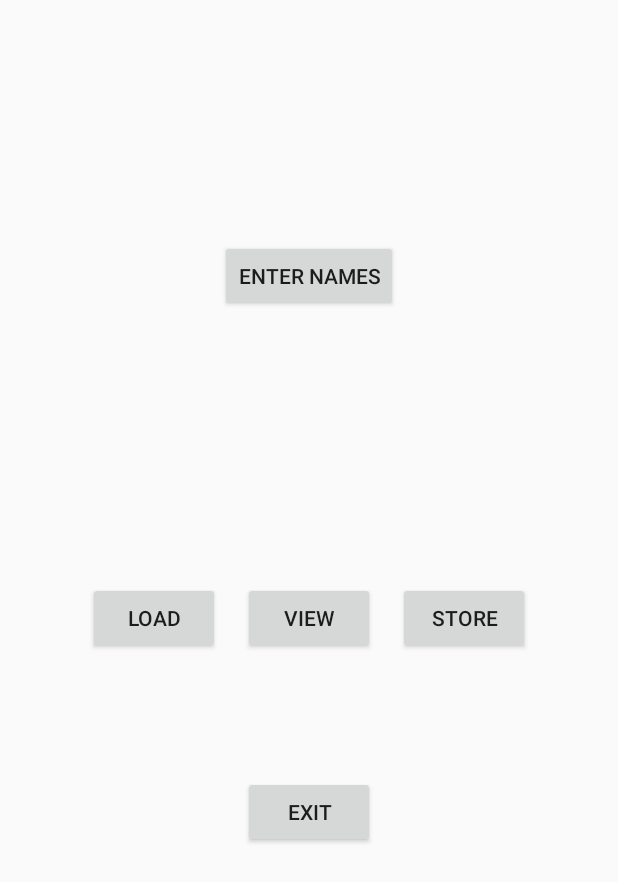
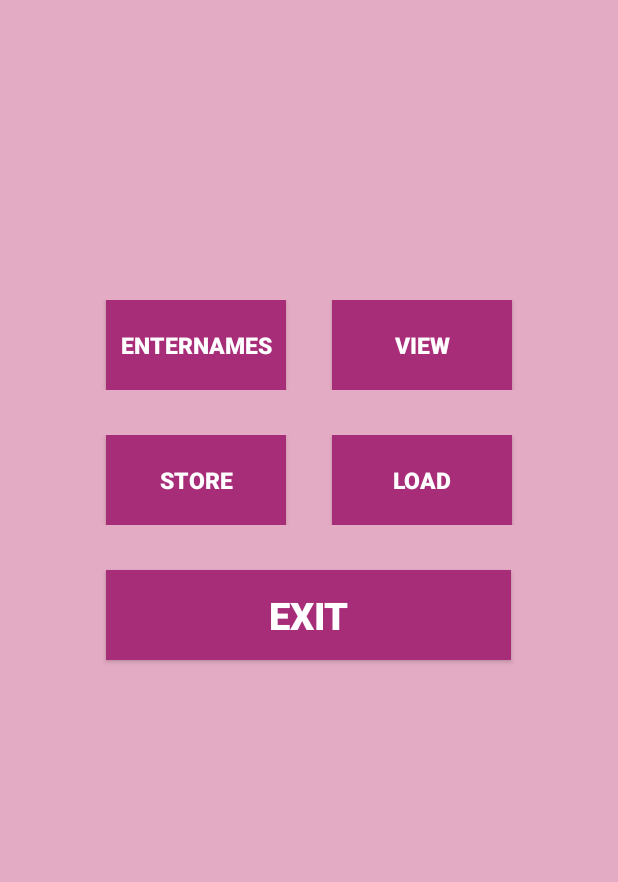
Before and after one commit to lxy0425/UIAssignment2, an Android app: the screen it shows after launch (MainActivity), on a phone screen of 412 x 824 dp. Shown: the top 882 px of the screen. Run offline under Robolectric (Android 15) with nearby library versions, the phone set to English and light mode, and no system bars.

```diff
--- a/app/src/main/java/com/example/apple/processfile/People.java
+++ b/app/src/main/java/com/example/apple/processfile/People.java
@@ -1,9 +1,11 @@
 package com.example.apple.processfile;
+
+import java.io.Serializable;
 
 /**
  * Created by apple on 15-01-07.
  */
-public class People {
+public class People implements Serializable{
     String name;
     int age;
     String food;
--- a/app/src/main/java/com/example/apple/processfile/StoreFragment.java
+++ b/app/src/main/java/com/example/apple/processfile/StoreFragment.java
@@ -9,6 +9,7 @@ import android.view.View;
 import android.view.ViewGroup;
 import android.widget.Button;
 import android.widget.EditText;
+import android.widget.Toast;
 
 /**
  * Created by apple on 15-01-07.
@@ -36,6 +37,7 @@ public class StoreFragment extends Fragment implements View.OnClickListener{
             case R.id.save:
                 ((MainActivity)getActivity()).writePeople(((MainActivity)(getActivity())).getTempList(),editText.getText().toString());
                 ((MainActivity)getActivity()).setIfSaved(true);
+                Toast.makeText(getActivity(),"The file has been saved!",Toast.LENGTH_SHORT).show();
                 break;
             case R.id.back_in_store:
                 FragmentTransaction fragmentTransaction = fragmentManager.beginTransaction();
--- a/app/src/main/res/layout/start.xml
+++ b/app/src/main/res/layout/start.xml
@@ -1,51 +1,74 @@
 <RelativeLayout xmlns:android="http://schemas.android.com/apk/res/android"
     android:layout_width="match_parent"
-    android:layout_height="match_parent">
-
+    android:layout_height="match_parent"
+    android:background="#ffe4acc4">
+    <LinearLayout
+        android:layout_width="match_parent"
+        android:layout_height="wrap_content"
+        android:orientation="horizontal"
+        android:gravity="center_horizontal"
+        android:id="@+id/top_button"
+        android:layout_marginTop="200sp">
+        <Button
+            android:layout_width="120sp"
+            android:layout_height="60sp"
+            android:text="EnterNames"
+            android:textColor="#FFFFFF"
+            android:textStyle="bold"
+            android:textSize="15dp"
+            android:id="@+id/enter_button"
+            android:layout_marginRight="15sp"
+            android:background="#ffa82d79"/>
+        <Button
+            android:layout_width="120sp"
+            android:layout_height="60sp"
+            android:text="View"
+            android:id="@+id/view_button"
+            android:layout_marginLeft="15sp"
+            android:background="#ffa82d79"
+            android:textColor="#FFFFFF"
+            android:textStyle="bold"
+            android:textSize="15dp"/>
+        </LinearLayout>
+        <LinearLayout
+            android:layout_width="match_parent"
+            android:layout_height="wrap_content"
+            android:layout_below="@+id/top_button"
+            android:orientation="horizontal"
+            android:gravity="center_horizontal"
+            android:id="@+id/bottom_button"
+            android:layout_marginTop="30sp">
+            <Button
+                android:layout_width="120sp"
+                android:layout_height="60sp"
+                android:text="Store"
+                android:id="@+id/store_button"
+                android:layout_marginRight="15sp"
+                android:background="#ffa82d79"
+                android:textColor="#FFFFFF"
+                android:textStyle="bold"
+                android:textSize="15dp"/>
+            <Button
+                android:layout_width="120sp"
+                android:layout_height="60sp"
+                android:text="Load"
+                android:id="@+id/load_button"
+                android:layout_marginLeft="15sp"
+                android:background="#ffa82d79"
+                android:textColor="#FFFFFF"
+                android:textStyle="bold"
+                android:textSize="15dp"/>
+            </LinearLayout>
     <Button
-        android:layout_width="wrap_content"
-        android:layout_height="wrap_content"
-        android:text="Enter names"
-        android:id="@+id/enter_button"
-        android:layout_marginTop="160dp"
-        android:layout_alignParentTop="true"
-        android:layout_centerHorizontal="true" />
-
-    <Button
-        android:layout_width="wrap_content"
-        android:layout_height="wrap_content"
-        android:text="Load"
-        android:id="@+id/load_button"
-        android:layout_centerVertical="true"
-        android:layout_toLeftOf="@+id/enter_button"
-        android:layout_toStartOf="@+id/enter_button" />
-
-    <Button
-        android:layout_width="wrap_content"
-        android:layout_height="wrap_content"
-        android:text="View"
-        android:id="@+id/view_button"
-        android:layout_centerVertical="true"
-        android:layout_alignLeft="@+id/exit_button"
-        android:layout_alignStart="@+id/exit_button" />
-
-    <Button
-        android:layout_width="wrap_content"
-        android:layout_height="wrap_content"
-        android:text="Store"
-        android:id="@+id/store_button"
-        android:layout_alignTop="@+id/view_button"
-        android:layout_toRightOf="@+id/enter_button"
-        android:layout_toEndOf="@+id/enter_button" />
-
-    <Button
-        android:layout_width="wrap_content"
-        android:layout_height="wrap_content"
+        android:layout_width="270sp"
+        android:layout_height="60sp"
         android:text="Exit"
         android:id="@+id/exit_button"
-        android:layout_below="@+id/load_button"
+        android:layout_below="@+id/bottom_button"
         android:layout_centerHorizontal="true"
-        android:layout_marginTop="81dp" />
-
-
+        android:layout_marginTop="30sp"
+        android:background="#ffa82d79"
+        android:textColor="#FFFFFF"
+        android:textStyle="bold"
+        android:textSize="25dp"/>
 </RelativeLayout>
```
Also changed, not shown: app/src/main/AndroidManifest.xml (+4 -4 lines), app/src/main/java/com/example/apple/processfile/LoadFragment.java (+2 -10 lines), app/src/main/java/com/example/apple/processfile/LoadFragmentN.java (+5 -3 lines), app/src/main/java/com/example/apple/processfile/MainActivity.java (+9 -1 lines), app/src/main/java/com/example/apple/processfile/StartFragment.java (+13 -4 lines), app/src/main/java/com/example/apple/processfile/ViewActivity.java (added, +45 -0 lines), app/src/main/java/com/example/apple/processfile/ViewFragment.java (deleted, +0 -56 lines), app/src/main/res/layout/enter.xml (+27 -9 lines), app/src/main/res/layout/load.xml (+10 -9 lines), app/src/main/res/layout/loadn.xml (+11 -3 lines), app/src/main/res/layout/store.xml (+17 -4 lines), app/src/main/res/layout/view.xml (+12 -12 lines), 1 other file.
